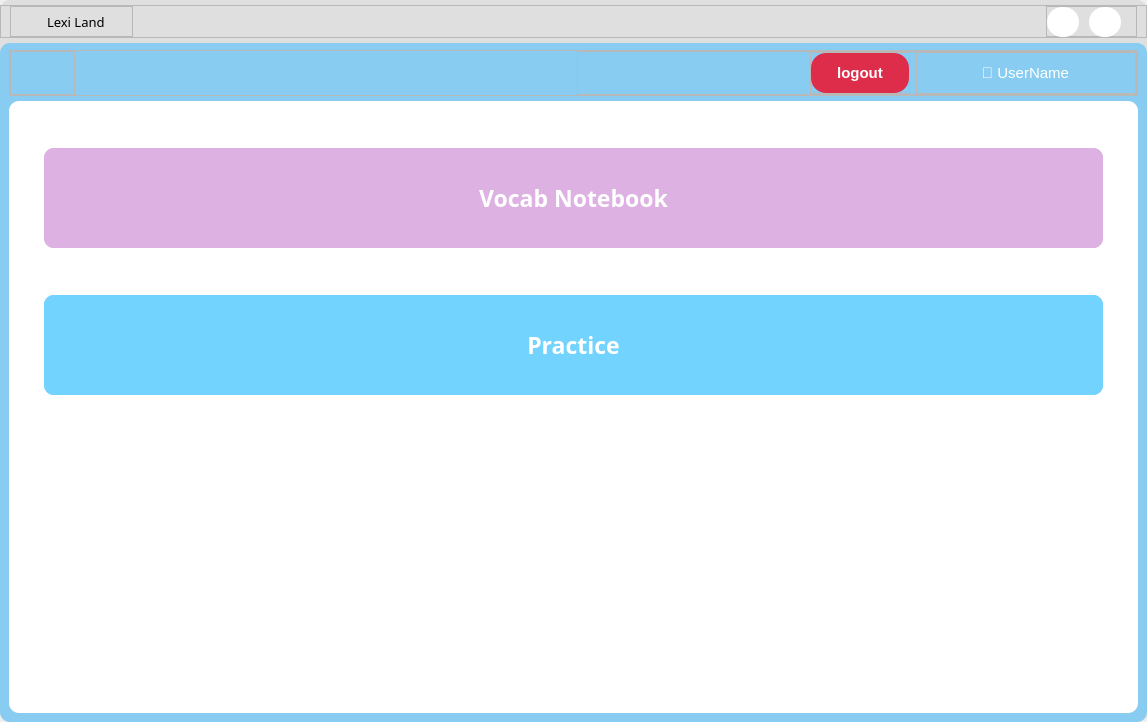
yuukun123/LexiLand, file UI/forms/main_screen.ui: the form before one commit.
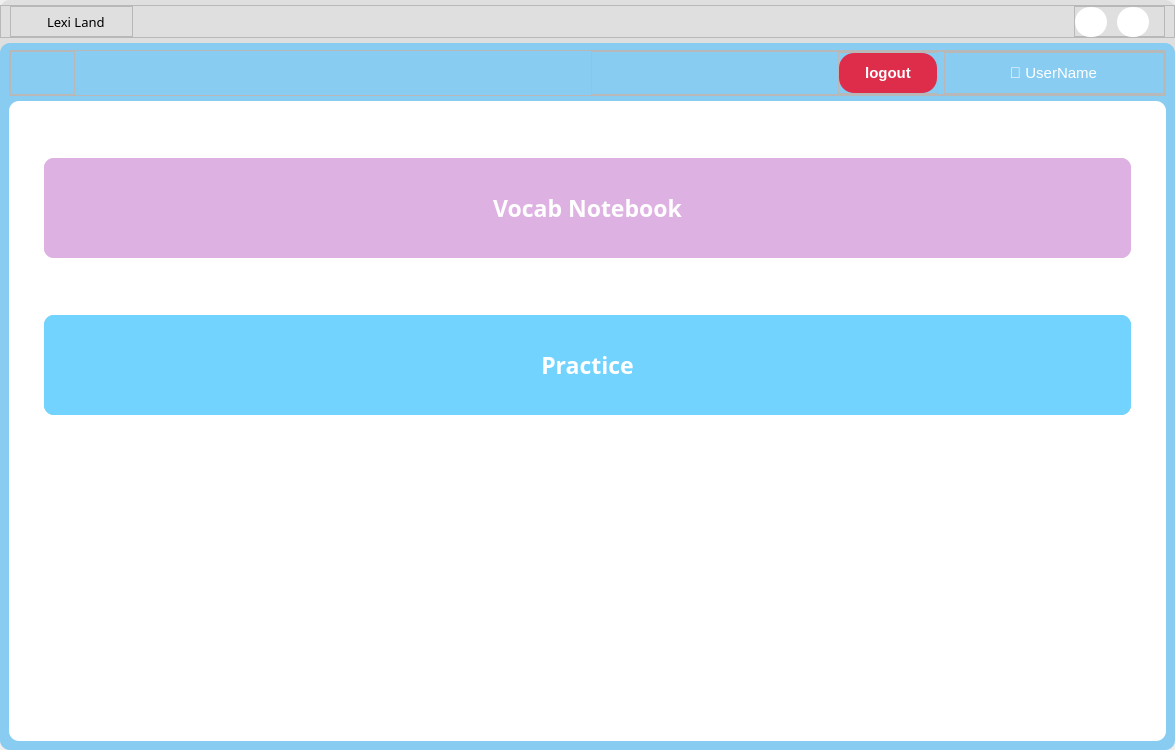
The form after the commit. Icons and pictures are not drawn.

Patch:
```diff
--- a/UI/forms/main_screen.ui
+++ b/UI/forms/main_screen.ui
@@ -6,8 +6,8 @@
    <rect>
     <x>0</x>
     <y>0</y>
-    <width>1147</width>
-    <height>722</height>
+    <width>1175</width>
+    <height>750</height>
    </rect>
   </property>
   <property name="windowTitle">
```
